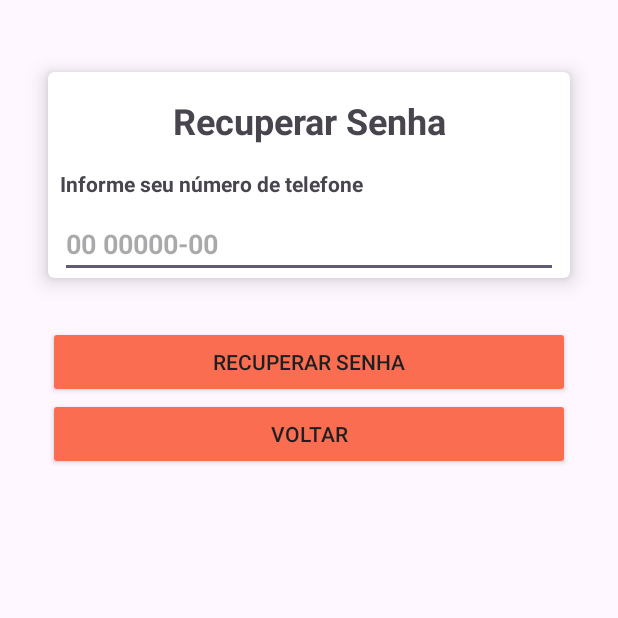
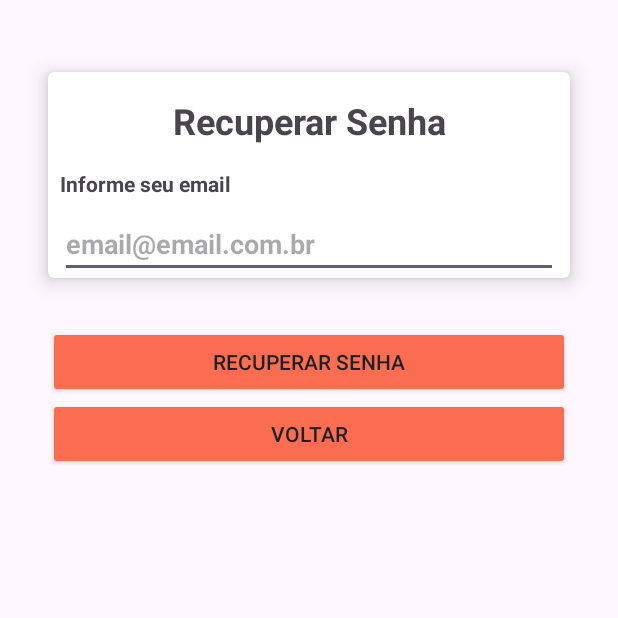
Before and after one commit to ThiagoAvelino1990/Aplicativos-Mobile, an Android app: the screen it shows after launch (RecuperarSenhaActivity), after a tap on "ESQUECI A SENHA", on a phone screen of 412 x 824 dp, the top half of it. Run offline under Robolectric (Android 15) with nearby library versions, the phone set to English and light mode, and no system bars; libraries missing offline, so code that uses them is left out: io.realm; 3 statements that could not run were skipped; 1 other tap on this screen came first.

Commit message:
atualização para recuperação de senha via e-mail

```diff
--- a/Java/AppClientes/app/src/main/java/br/com/dev/appclientes/controller/UsuarioController.java
+++ b/Java/AppClientes/app/src/main/java/br/com/dev/appclientes/controller/UsuarioController.java
@@ -60,7 +60,9 @@ public class UsuarioController extends AppDataBase implements ICRUD<Usuario> {
         values = new ContentValues();
 
         values.put(UsuarioDataModel.SENHA, obj.getSenha());
+        values.put(UsuarioDataModel.ATUALIZARSENHA, obj.getAtualizaSenha());
         values.put(UsuarioDataModel.LEMBRARSENHA, obj.isChkLembrarSenha());
+        values.put(UsuarioDataModel.DATAALTERACAO, AppUtil.getDataFormat());
 
         return updateDados(UsuarioDataModel.TABELA, values);
     }
--- a/Java/AppClientes/app/src/main/java/br/com/dev/appclientes/datamodel/UsuarioDataModel.java
+++ b/Java/AppClientes/app/src/main/java/br/com/dev/appclientes/datamodel/UsuarioDataModel.java
@@ -15,6 +15,7 @@ public class UsuarioDataModel {
     public static final String SENHA = "SENHA";
     public static final String TELEFONE = "TELEFONE";
     public static final String LEMBRARSENHA = "LEMBRAR_SENHA";
+    public static final String ATUALIZARSENHA = "ATUALIZAR_SENHA";
     public static final String DATACINLUSAO = "DATA_DE_INCLUSAO";
     public static final String DATAALTERACAO = "DATA_DE_ALTERACAO";
 
@@ -32,6 +33,7 @@ public class UsuarioDataModel {
                 SENHA + " TEXT, " +
                 TELEFONE + " TEXT, " +
                 LEMBRARSENHA + " INTEGER, " +
+                ATUALIZARSENHA + " TEXT, " +
                 DATACINLUSAO + " TEXT, "+
                 DATAALTERACAO + " TEXT)";
 
--- a/Java/AppClientes/app/src/main/java/br/com/dev/appclientes/view/LoginActivity.java
+++ b/Java/AppClientes/app/src/main/java/br/com/dev/appclientes/view/LoginActivity.java
@@ -16,6 +16,7 @@ import br.com.dev.appclientes.R;
 import br.com.dev.appclientes.api.AppUtil;
 import br.com.dev.appclientes.controller.UsuarioController;
 import br.com.dev.appclientes.datamodel.UsuarioDataModel;
+import br.com.dev.appclientes.model.Usuario;
 
 public class LoginActivity extends AppCompatActivity {
 
@@ -25,6 +26,7 @@ public class LoginActivity extends AppCompatActivity {
     Button btnLogin, btnEsqueceuSenha, btnCadastrar;
 
     SharedPreferences sharedPreferences;
+    Usuario usuario;
     UsuarioController usuarioController;
 
     @Override
@@ -37,6 +39,13 @@ public class LoginActivity extends AppCompatActivity {
 
         btnEsqueceuSenha.setVisibility(View.VISIBLE);
 
+        btnLogin(btnLogin);
+        btnCadastrar(btnCadastrar);
+        btnEsqueceuSenha(btnEsqueceuSenha);
+
+    }
+
+    public void btnLogin(View view){
         btnLogin.setOnClickListener(new View.OnClickListener() {
             @Override
             public void onClick(View v) {
@@ -51,17 +60,21 @@ public class LoginActivity extends AppCompatActivity {
 
             }
         });
+    }
 
+    public void btnCadastrar(View view){
         btnCadastrar.setOnClickListener(new View.OnClickListener() {
             @Override
             public void onClick(View v) {
 
-                    Intent intent = new Intent(LoginActivity.this, CadastroActivity.class);
-                    startActivity(intent);
+                Intent intent = new Intent(LoginActivity.this, CadastroActivity.class);
+                startActivity(intent);
                 finish();
             }
         });
+    }
 
+    public void btnEsqueceuSenha(View view){
         btnEsqueceuSenha.setOnClickListener(new View.OnClickListener() {
             @Override
             public void onClick(View v) {
@@ -70,8 +83,6 @@ public class LoginActivity extends AppCompatActivity {
                 finish();
             }
         });
-
-
     }
 
     private void getDataSharedPreferences() {
@@ -142,7 +153,7 @@ public class LoginActivity extends AppCompatActivity {
         btnEsqueceuSenha = findViewById(R.id.btnEsqueceuSenha);
         btnCadastrar = findViewById(R.id.btnCadastrar);
 
-
+        usuario = new Usuario();
         usuarioController = new UsuarioController(LoginActivity.this);
 
     }
@@ -152,4 +163,13 @@ public class LoginActivity extends AppCompatActivity {
         return AppUtil.criptografarPass(senhaDigitada);
     }
 
+    /**
+     * TODO :Criar método mudar a senha
+     */
+    public void validaTrocarSenha(){
+
+
+    }
+
+
 }
--- a/Java/AppClientes/app/src/main/res/layout/activity_login.xml
+++ b/Java/AppClientes/app/src/main/res/layout/activity_login.xml
@@ -111,6 +111,7 @@
                 android:layout_width="match_parent"
                 android:layout_height="wrap_content"
                 android:padding="8dp"
+                android:onClick="btnLogin"
                 android:text="@string/txt_btnLogin" />
 
             <androidx.appcompat.widget.AppCompatButton
@@ -119,6 +120,7 @@
                 android:layout_width="match_parent"
                 android:layout_height="match_parent"
                 android:text="@string/txtEsqueciSenha"
+                android:onClick="btnEsqueceuSenha"
                 android:visibility="invisible" />
 
         </androidx.appcompat.widget.LinearLayoutCompat>
@@ -135,6 +137,7 @@
                 android:layout_width="match_parent"
                 android:layout_height="wrap_content"
                 android:padding="8dp"
+                android:onClick="btnCadastrar"
                 android:text="@string/txtBtnCadastre_se" />
 
         </androidx.appcompat.widget.LinearLayoutCompat>
--- a/Java/AppClientes/app/src/main/res/layout/activity_recuperar_senha.xml
+++ b/Java/AppClientes/app/src/main/res/layout/activity_recuperar_senha.xml
@@ -42,7 +42,7 @@
                     android:layout_width="match_parent"
                     android:layout_height="wrap_content"
                     android:layout_marginStart="8dp"
-                    android:text="@string/txt_RecuperarSenhaTelefone"
+                    android:text="@string/txt_RecuperarSenhaEmail"
                     android:textStyle="bold" />
 
                 <EditText
@@ -52,8 +52,8 @@
                     android:layout_marginStart="8dp"
                     android:layout_marginTop="8dp"
                     android:layout_marginEnd="8dp"
-                    android:hint="@string/txtExemploTelefone"
-                    android:inputType="phone"
+                    android:hint="@string/txtExemploEmail"
+                    android:inputType="textEmailAddress"
                     android:textSize="18sp"
                     android:textStyle="bold" />
 
@@ -74,6 +74,7 @@
                 android:layout_width="match_parent"
                 android:layout_height="wrap_content"
                 android:padding="8dp"
+                android:onClick="btnRecuperarSenha"
                 android:text="@string/txt_recuperar_senha" />
 
             <androidx.appcompat.widget.AppCompatButton
@@ -81,6 +82,7 @@
                 style="@style/CustomizeButton"
                 android:layout_width="match_parent"
                 android:layout_height="match_parent"
+                android:onClick="btnVoltarMain"
                 android:text="@string/txtVoltar"/>
 
         </androidx.appcompat.widget.LinearLayoutCompat>
--- a/Java/AppClientes/app/src/main/res/values/strings.xml
+++ b/Java/AppClientes/app/src/main/res/values/strings.xml
@@ -41,7 +41,7 @@
     <!-- Tela de Login -->
     <string name="txt_btnLogin">LOGIN</string>
     <string name="txtLogin">Login</string>
-    <string name="txt_RecuperarSenhaTelefone">Informe seu número de telefone</string>
+    <string name="txt_RecuperarSenhaEmail">Informe seu email</string>
     <string name="txt_InformeSenha">Informe a Senha</string>
     <string name="txtLembrar">Lembrar credenciais</string>
     <string name="txtVerificarDados">* Verifique os dados e tente novamente</string>
```
Also changed, not shown: Java/AppClientes/app/src/main/java/br/com/dev/appclientes/api/AppUtil.java (+16 -0 lines), Java/AppClientes/app/src/main/java/br/com/dev/appclientes/model/Usuario.java (+13 -4 lines), Java/AppClientes/app/src/main/java/br/com/dev/appclientes/view/RecuperarSenhaActivity.java (+82 -33 lines).
